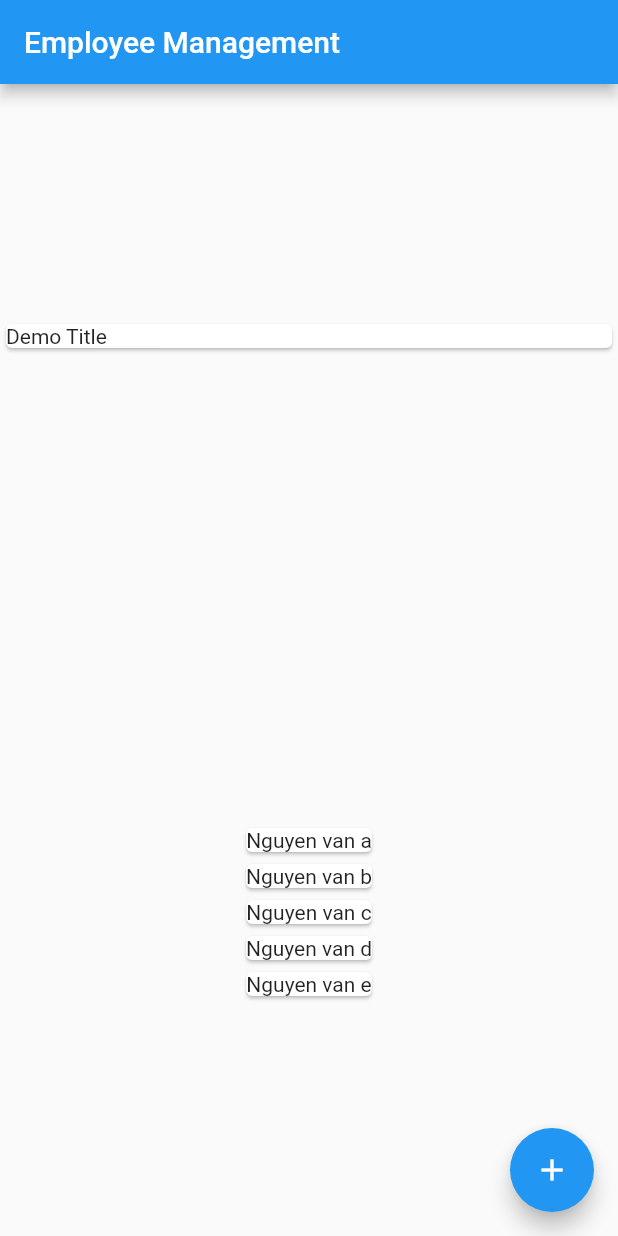
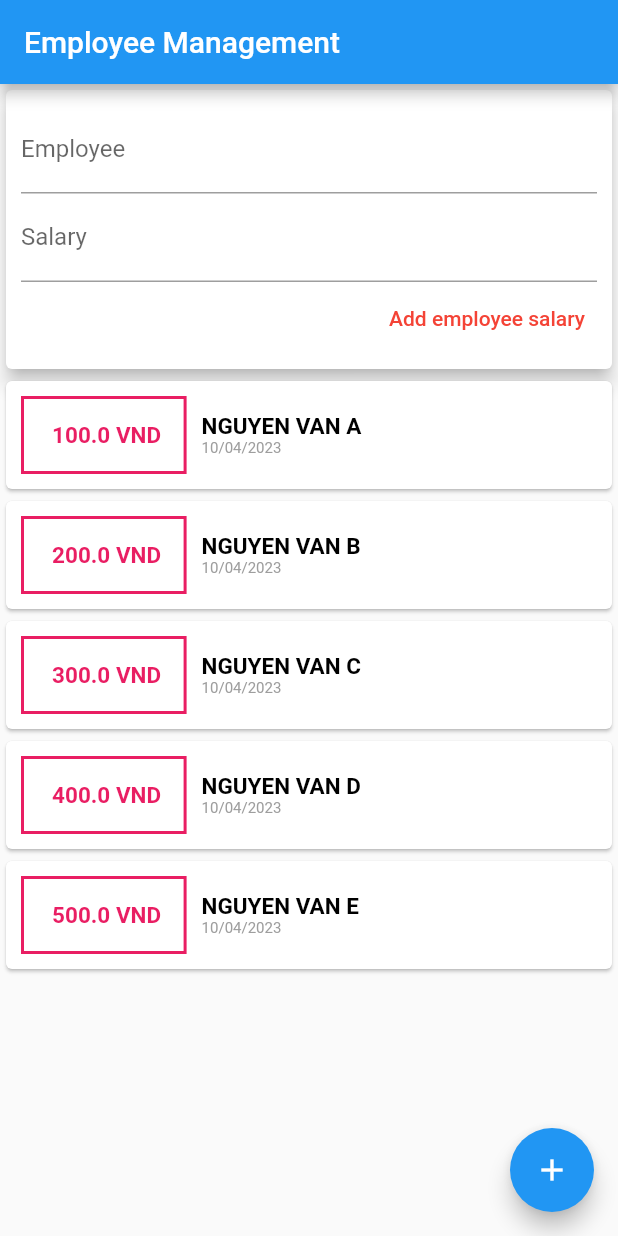
Before and after one commit to daohuyhoang9119/NT118.N22.HTCL-Lab-02, a Flutter app: the screen it shows after launch, on a phone screen of 412 x 824 dp. Run offline on Flutter 3.47's test engine with Material 2 defaults, Android fonts, the phone set to English and light mode, and no system bars.

Commit message:
Update style input field

```diff
--- a/lib/main.dart
+++ b/lib/main.dart
@@ -1,5 +1,6 @@
 import 'package:flutter/material.dart';
 import 'package:lab_02/employee.dart';
+import 'package:intl/intl.dart';
 
 void main() {
   runApp(
@@ -42,20 +43,79 @@ class Home extends StatelessWidget {
       ),
       // body is the majority of the screen.
       body: Column(
-        mainAxisAlignment: MainAxisAlignment.spaceAround,
+        mainAxisAlignment: MainAxisAlignment.start,
         // crossAxisAlignment: CrossAxisAlignment.stretch,
         children: <Widget>[
-          Container(
-            child: Card(
-              child: Container(
-                width: double.infinity,
-                child: Text('Demo Title'),
-              ),
-            ),
+          // Container(
+          //   child: Card(
+          //     child: Container(
+          //       width: double.infinity,
+          //       child: Text('Demo Title'),
+          //     ),
+          //   ),
+          // ),
+          Card(
+            elevation: 5,
+            child: Container(
+                padding: EdgeInsets.all(10),
+                child: Column(
+                  crossAxisAlignment: CrossAxisAlignment.end,
+                  children: <Widget>[
+                    TextField(
+                      decoration: InputDecoration(labelText: 'Employee'),
+                    ),
+                    TextField(decoration: InputDecoration(labelText: 'Salary')),
+                    TextButton(
+                      child: Text('Add employee salary'),
+                      style: TextButton.styleFrom(
+                        primary: Colors.red, // foreground
+                      ),
+                      onPressed: () {/*what happened when tapped...*/},
+                    )
+                  ],
+                )),
           ),
           Column(
               children: employees.map((e) {
-            return Card(child: Text(e.title));
+            return Card(
+                child: Row(
+              children: <Widget>[
+                Container(
+                  margin: EdgeInsets.symmetric(vertical: 10, horizontal: 10),
+                  padding: EdgeInsets.all(15),
+                  decoration: BoxDecoration(
+                      border: Border.all(color: Colors.pink, width: 2)),
+                  child: Text(
+                    ' ${e.salary} VND',
+                    style: TextStyle(
+                      fontWeight: FontWeight.bold,
+                      fontSize: 15,
+                      color: Colors.pink,
+                    ),
+                  ),
+                ),
+                Column(
+                  crossAxisAlignment: CrossAxisAlignment.start,
+                  children: <Widget>[
+                    Text(
+                      e.title.toString().toUpperCase(),
+                      style: TextStyle(
+                        fontSize: 15,
+                        fontWeight: FontWeight.bold,
+                        color: Colors.black,
+                      ),
+                    ),
+                    Text(
+                      DateFormat('dd/MM/yyyy').format(e.date),
+                      style: TextStyle(
+                        fontSize: 10,
+                        color: Colors.grey,
+                      ),
+                    ),
+                  ],
+                )
+              ],
+            ));
           }).toList())
         ],
       ),
--- a/pubspec.yaml
+++ b/pubspec.yaml
@@ -1,14 +1,15 @@
 name: lab_02
 description: A new Flutter project.
-publish_to: 'none'
+publish_to: "none"
 version: 0.1.0
 
 environment:
-  sdk: '>=2.19.6 <3.0.0'
+  sdk: ">=2.19.6 <3.0.0"
 
 dependencies:
   flutter:
     sdk: flutter
+  intl: ^0.18.0
 
 dev_dependencies:
   flutter_test:
```
Also changed, not shown: pubspec.lock.
